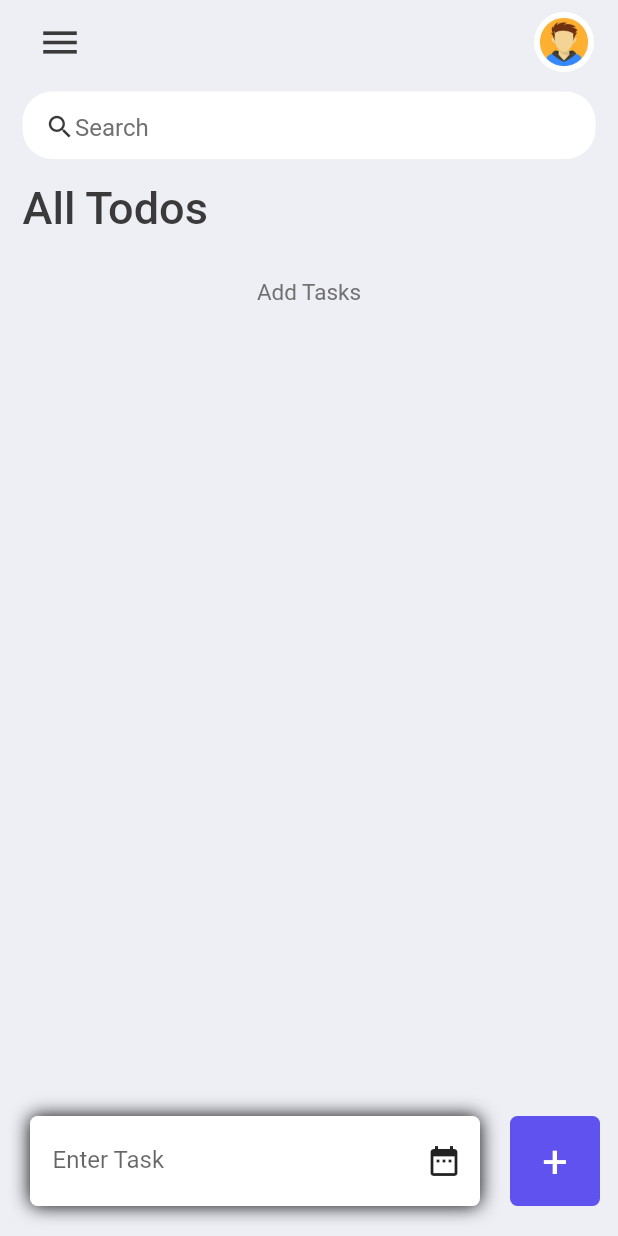
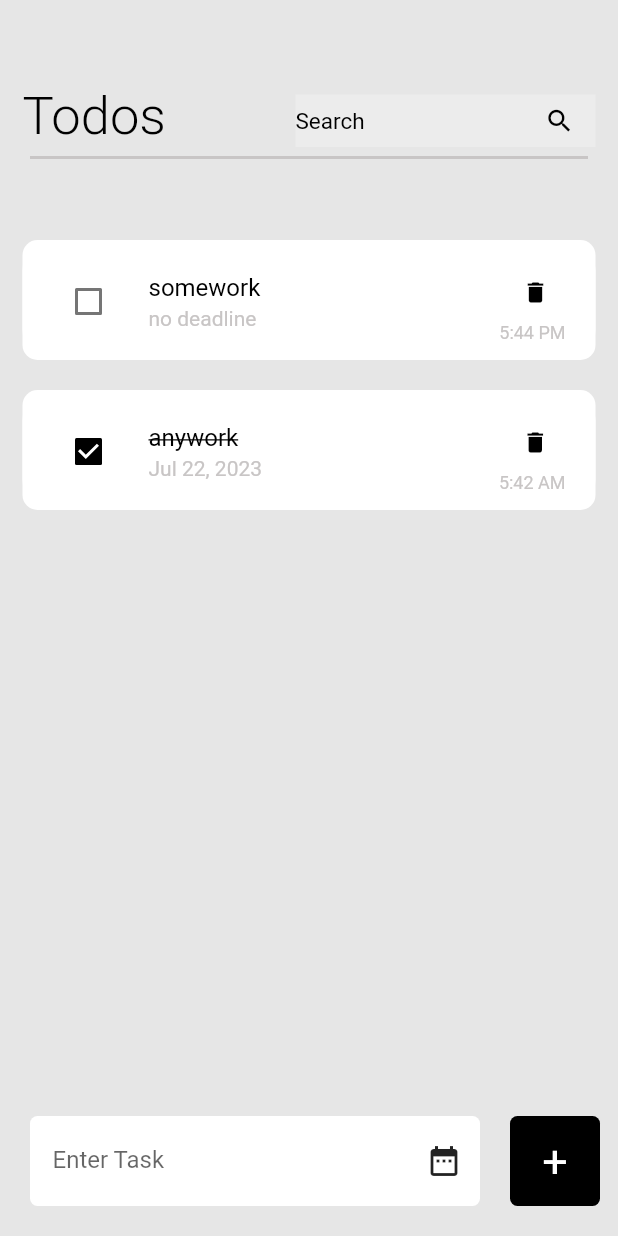
Before and after one commit to SankalpGithub/todoapp, a Flutter app: the screen it shows after launch, on a phone screen of 412 x 824 dp. Run offline on Flutter 3.47's test engine with Material 2 defaults, Android fonts, the phone set to English and light mode, and no system bars; our stand-ins replace fluttertoast, hive_flutter; accounts and stored records are empty.

Commit message:
ui/local database/bottombar

```diff
--- a/lib/colors.dart
+++ /dev/null
@@ -1,6 +0,0 @@
-import 'package:flutter/material.dart';
-const Color my_bg = Color(0xFFEEEFF5);
-const Color my_black = Color(0xFF3A3A3A);
-const Color my_grey = Color(0xFF717171);
-const Color my_blue = Color(0xFF5F52EE);
-const Color my_red = Color(0xFFDA4040);
--- a/lib/home.dart
+++ /dev/null
@@ -1,269 +0,0 @@
-import 'package:chat_app/model/todo.dart';
-import 'package:flutter/material.dart';
-import 'colors.dart';
-import 'package:intl/intl.dart';
-import 'package:chat_app/widgets/todo_items.dart';
-import 'package:fluttertoast/fluttertoast.dart';
-import 'package:shared_preferences/shared_preferences.dart';
-
-class Home extends StatefulWidget {
-  Home({Key? key}) : super(key: key);
-  @override
-  State<Home> createState() => _HomeState();
-}
-
-class _HomeState extends State<Home> {
-  final todolist = ToDo.todolist();
-  List<ToDo> foundtodo = [];
-  final todocontroller = TextEditingController();
-  late DateTime time;
-  late String date;
-  String deadline = "";
-
-  @override
-  void initState() {
-    foundtodo = todolist;
-  }
-
-  @override
-  Widget build(BuildContext context) {
-    return Scaffold(
-      backgroundColor: my_bg,
-      appBar: buildAppBar(),
-      body: Column(
-        children: [
-          //search box
-          Container(
-            width: 450,
-            height: 50,
-            padding: EdgeInsets.only(top: 5, right: 15, left: 15),
-            color: my_bg,
-            child: searchbox(),
-          ),
-          //todo text
-          Container(
-            margin: EdgeInsets.only(bottom: 15),
-            padding: EdgeInsets.symmetric(horizontal: 15, vertical: 15),
-            color: my_bg,
-            width: 450,
-            child: Text(
-              "All Todos",
-              style: TextStyle(
-                fontSize: 30,
-                color: my_black,
-                fontWeight: FontWeight.w500,
-              ),
-            ),
-          ),
-          //if empty
-          if (todolist.isEmpty)
-            Container(
-              child: Text(
-                'Add Tasks',
-                style: TextStyle(
-                  fontSize: 15,
-                  color: my_grey,
-                ),
-              ),
-            ),
-          Container(
-            child: Expanded(
-                child: Container(
-                  margin: EdgeInsets.symmetric(horizontal: 15),
-                  height: 500,
-                  child: ListView(
-                    children: [
-                      for (ToDo todo in foundtodo.reversed)
-                        todoitem(
-                          todo: todo,
-                          onTodochange: handleTodoChange,
-                          onDeleteItem: deleteToDoItems,
-                        ),
-                    ],
-                  ),
-                )),
-          ),
-          //input
-          Row(
-            children: [
-              Container(
-                height: 60,
-                width: 300,
-                padding: EdgeInsets.only(left: 15),
-                margin: EdgeInsets.only(right: 20, left: 20, bottom: 20),
-                decoration: BoxDecoration(
-                    color: Colors.white,
-                    borderRadius: BorderRadius.circular(5),
-                    boxShadow: [
-                      BoxShadow(
-                        color: Colors.black,
-                        blurRadius: 10,
-                      )
-                    ]),
-                child: Center(
-                  child: Row(
-                    children: [
-                      Container(
-                        height: 50,
-                        width: 237,
-                        child: TextField(
-                          decoration: InputDecoration(
-                              hintText: "Enter Task", border: InputBorder.none),
-                          controller: todocontroller,
-                        ),
-                      ),
-                      IconButton(
-                          onPressed: () async {
-                            DateTime? datepicker = await showDatePicker(
-                                context: context,
-                                initialDate: DateTime.now(),
-                                firstDate: DateTime.now(),
-                                lastDate: DateTime(2023 + 100));
-
-                            deadline = DateFormat.yMMMd()
-                                .format(datepicker!)
-                                .toString();
-                          },
-                          icon: Icon(Icons.date_range))
-                    ],
-                  ),
-                ),
-              ),
-              Container(
-                height: 60,
-                width: 60,
-                margin: EdgeInsets.only(bottom: 20),
-                decoration: BoxDecoration(
-                    color: my_blue, borderRadius: BorderRadius.circular(5)),
-                child: TextButton(
-                  child: Text(
-                    "+",
-                    style: TextStyle(
-                      color: Colors.white,
-                      fontSize: 30,
-                      fontWeight: FontWeight.w400,
-                    ),
-                  ),
-                  onPressed: () {
-                    if (todocontroller.text.isEmpty) {
-                      Fluttertoast.showToast(
-                          msg: "Enter your task",
-                          toastLength: Toast.LENGTH_SHORT,
-                          gravity: ToastGravity.TOP,
-                          timeInSecForIosWeb: 1,
-                          backgroundColor: Colors.grey,
-                          textColor: Colors.white,
-                          fontSize: 16.0
-                      );
-                    }else {
-                      print(todolist);
-                      time = DateTime.now();
-                      date = DateFormat('jm').format(time);
-                      addItems(todocontroller.text.toString());
-                    }
-
-                  },
-                ),
-              ),
-            ],
-          )
-        ],
-      ),
-    );
-  }
-
-  void runFilter(String keywords) {
-    List<ToDo> result = [];
-    if (keywords.isEmpty) {
-      result = todolist;
-    } else {
-      result = todolist
-          .where((item) =>
-          item.todotext!.toLowerCase().contains(keywords.toLowerCase()))
-          .toList();
-    }
-    setState(() {
-      foundtodo = result;
-    });
-  }
-
-  void addItems(String todo){
-    if(deadline == ""){
-      deadline = "no deadline";
-    }
-
-    setState(() {
-      todolist.add(ToDo(
-          id: DateTime
-              .now()
-              .millisecondsSinceEpoch
-              .toString(),
-          todotext: todo,
-          date: date,
-          deadline: deadline));
-
-    });
-    todocontroller.clear();
-    deadline = "";
-  }
-
-  void deleteToDoItems(String id) {
-    setState(() {
-      todolist.removeWhere((item) => item.id == id);
-    });
-  }
-
-  void handleTodoChange(ToDo todo) {
-    setState(() {
-      todo.isDone = !todo.isDone;
-    });
-  }
-
-  Container searchbox() {
-    return Container(
-      padding: EdgeInsets.symmetric(horizontal: 15),
-      decoration: BoxDecoration(
-          color: Colors.white, borderRadius: BorderRadius.circular(20)),
-      child: TextField(
-        onChanged: (value) => runFilter(value),
-        decoration: InputDecoration(
-            contentPadding: EdgeInsets.all(0),
-            prefixIcon: Icon(
-              Icons.search,
-              color: my_black,
-              size: 20,
-            ),
-            prefixIconConstraints: BoxConstraints(maxHeight: 18, maxWidth: 25),
-            border: InputBorder.none,
-            hintText: 'Search',
-            hintStyle: TextStyle(color: my_grey)),
-      ),
-    );
-  }
-
-  AppBar buildAppBar() {
-
-    return AppBar(
-      backgroundColor: my_bg,
-      elevation: 0,
-      title: Row(
-        mainAxisAlignment: MainAxisAlignment.spaceBetween,
-        children: [
-          IconButton(
-              onPressed: () {},
-              icon: Icon(Icons.menu,
-                color: my_black,
-                size: 30,)
-          ),
-          Container(
-              height: 40,
-              width: 40,
-              child: ClipRRect(
-                borderRadius: BorderRadius.circular(20),
-                child: Image.asset("assets/images/avatar_2.jpg"),
-              ))
-        ],
-      ),
-    );
-  }
-}
--- /dev/null
+++ b/lib/model/colors.dart
@@ -0,0 +1,6 @@
+import 'package:flutter/material.dart';
+const Color my_bg = Color(0xFFE6E6E6);
+const Color my_black = Color(0xFF000000);
+const Color my_grey = Color(0xFFC8C5C5);
+const Color my_search = Color(0xFFECECEC);
+const Color my_red = Color(0xFFDA4040);
--- a/lib/model/todo.dart
+++ b/lib/model/todo.dart
@@ -1,17 +1,19 @@
+import 'package:hive_flutter/hive_flutter.dart';
 class ToDo{
-  String? id;
-  String? todotext;
-  String date;
-  String deadline;
-  bool isDone;
+  List todolist = [];
 
-  ToDo({required this.id,
-    required this.date,
-    required this.deadline,
-      required this.todotext,
-      this.isDone = false});
+    final mybox = Hive.box('mybox');
 
-  static List<ToDo> todolist(){
-    return [];
+    void createInitialData() {
+      todolist = [
+        ["somework","no deadline","5:44 PM",false,"id"],
+        ["anywork","Jul 22, 2023","5:42 AM",true,"id1"],
+      ];
+    }
+    void loaddata(){
+      todolist = mybox.get("TODOLIST");
+    }
+    void updatedata(){
+      mybox.put("TODOLIST",todolist);
+    }
   }
-}
--- /dev/null
+++ b/lib/pages/home.dart
@@ -0,0 +1,293 @@
+
+import 'package:chat_app/model/todo.dart';
+import 'package:flutter/material.dart';
+import '../model/colors.dart';
+import 'package:intl/intl.dart';
+import 'package:hive_flutter/hive_flutter.dart';
+import 'package:chat_app/widgets/todo_items.dart';
+import 'package:fluttertoast/fluttertoast.dart';
+
+
+class Home extends StatefulWidget {
+  Home({Key? key}) : super(key: key);
+  @override
+  State<Home> createState() => _HomeState();
+}
+
+class _HomeState extends State<Home> {
+ ToDo td = ToDo();
+ List foundtodo = [];
+ final myBox = Hive.box('mybox');
+  final todocontroller = TextEditingController();
+  late String time = "";
+   String deadline = "";
+   FocusNode focus = FocusNode();
+   bool bottombar = true;
+
+  @override
+  void initState() {
+    if (myBox.get("TODOLIST") == null) {
+      td.createInitialData();
+    } else {
+      // there already exists data
+      td.loaddata();
+    }
+    foundtodo = td.todolist;
+  }
+
+
+ @override
+  void dispose() {
+    super.dispose();
+    focus.removeListener(() {bottombar = true;setState(() {
+    });});
+    focus.dispose();
+  }
+
+  @override
+  Widget build(BuildContext context) {
+    return Scaffold(
+        backgroundColor: my_bg,
+        body:
+      GestureDetector(
+          onTap: () {
+            FocusScope.of(context).requestFocus(new FocusNode());
+          },
+        child: SafeArea(
+          child: Column(
+              children: [
+                //search box
+                Container(
+
+                  padding: EdgeInsets.only(bottom: 2,right: 15,left: 15),
+                  height: 100,
+                  color: my_bg,
+                  child: Row(
+                    mainAxisAlignment: MainAxisAlignment.spaceBetween,
+                    crossAxisAlignment: CrossAxisAlignment.end,
+                    children: [
+                      Container(
+                        color: my_bg,
+                        child: Text(
+                          "Todos",
+                          style: TextStyle(
+                            fontSize: 35,
+                            color: my_black,
+                            fontWeight: FontWeight.w300,
+                          ),
+                        ),
+                      ),
+                      Container(
+                        width: 200,
+                        height: 35,
+                        color: my_bg,
+                        child: searchbox(),
+                      ),
+                    ],
+                  ),
+                ),
+                Divider(
+                  indent: 20,
+                  endIndent: 20,
+                  height: 10,
+                  color: my_grey,
+                  thickness: 2,
+                ),
+                //todo text
+                //if empty
+                if (td.todolist.isEmpty)
+                  Container(
+                    margin: EdgeInsets.only(top: 50),
+                    child: Text(
+                      'Add Tasks',
+                      style: TextStyle(
+                        fontSize: 15,
+                        color: my_black,
+                      ),
+                    ),
+                  ),
+                Container(
+                  child: Expanded(
+                      child: Container(
+                        margin: EdgeInsets.symmetric(horizontal: 15,vertical: 50),
+                        height: 500,
+                        child: ListView.builder(
+                          itemCount: foundtodo.length,
+                          itemBuilder: (BuildContext context, int index) {
+                            return todoitem(
+                                taskname: foundtodo[index][0],
+                                date: foundtodo[index][1],
+                                time: foundtodo[index][2],
+                                index: index,
+                                iscomplete: foundtodo[index][3],
+                                onChanged: (value) => handleTodoChange(value, index),
+                                deleteFunction: deleteFunction);
+                          },
+
+                        ),
+                      )),
+                ),
+                //input
+
+                //
+                 Visibility(
+                   visible: bottombar,
+                   child: Row(
+                   children: [
+                   Container(
+              height: 60,
+            width: 300,
+            padding: EdgeInsets.only(left: 15),
+            margin: EdgeInsets.only(right: 20, left: 20, bottom: 20),
+            decoration: BoxDecoration(
+            color: Colors.white,
+            borderRadius: BorderRadius.circular(5),),
+            child: Center(
+            child: Row(
+            children: [
+            Container(
+            height: 50,
+            width: 237,
+            child: TextField(
+            decoration: InputDecoration(
+            hintText: "Enter Task", border: InputBorder.none),
+            controller: todocontroller,),),
+            IconButton(
+            onPressed: () async {
+            DateTime? datepicker = await showDatePicker(
+            context: context,
+            initialDate: DateTime.now(),
+            firstDate: DateTime.now(),
+            lastDate: DateTime(2023 + 100));
+
+            deadline = DateFormat.yMMMd()
+                .format(datepicker!)
+                .toString();
+            },
+            icon: Icon(Icons.date_range))
+            ],
+            ),
+            ),
+            ),
+
+            Container(
+            height: 60,
+            width: 60,
+            margin: EdgeInsets.only(bottom: 20),
+            decoration: BoxDecoration(
+            color: my_black, borderRadius: BorderRadius.circular(5)),
+            child: TextButton(
+            child: Text(
+            "+",
+            style: TextStyle(
+            color: Colors.white,
+            fontSize: 30,
+            fontWeight: FontWeight.w400,
+            ),
+            ),
+            onPressed: () {
+            if(todocontroller.text.isEmpty){
+            Fluttertoast.showToast(
+            msg: "Enter some task",
+            toastLength: Toast.LENGTH_SHORT,
+            gravity: ToastGravity.TOP,
+            timeInSecForIosWeb: 1,
+            backgroundColor: my_grey,
+            textColor: Colors.white,
+            fontSize: 16.0
+            );
+            }else{
+            time = DateFormat("jm").format(DateTime.now());
+            addItems(todocontroller.text.toString());
+              }
+                },
+                    ),
+                      ),
+                        ],
+                          ),
+                 )
+                ],
+              ),
+        ),
+        ),
+        );
+    }
+
+
+  void addItems(String todo){
+    if(deadline == ""){
+      deadline = "no deadline";
+    }
+    setState(() {
+      td.todolist.add(
+          [todo,deadline,time,false,DateTime.now()]
+      );
+    deadline = "";
+    });
+    todocontroller.clear();
+    td.updatedata();
+  }
+
+  Container searchbox() {
+    return Container(
+      decoration: BoxDecoration(
+          color: my_search),
+      child: Focus(
+        onFocusChange: (value) => bottom(value),
+        child: TextField(
+          onChanged: (value) => runFilter(value),
+          focusNode: focus,
+          decoration: InputDecoration(
+              suffixIcon: Icon(
+                Icons.search,
+                color: my_black,
+                size: 20,
+              ),
+              prefixIconConstraints: BoxConstraints(maxHeight: 18, maxWidth: 25),
+              border: InputBorder.none,
+              hintText: 'Search',
+              hintStyle: TextStyle(color: my_black,fontSize: 15)),
+        ),
+      ),
+    );
+  }
+
+  handleTodoChange(bool? value, int index) {
+    setState(() {
+      td.todolist[index][3] = !td.todolist[index][3];
+    });
+    td.updatedata();
+  }
+
+  deleteFunction(int index) {
+    setState(() {
+      td.todolist.removeAt(index);
+    });
+    td.updatedata();
+  }
+
+  runFilter(String keywords) {
+    List result = [];
+    if (keywords.isEmpty) {
+      result = td.todolist;
+    } else {
+      for(int i = 0;i <td.todolist.length;i++){
+        if(td.todolist[i][0].contains(keywords)){
+          result.add(td.todolist[i]);
+        }
+      }
+    }
+    setState(() {
+      foundtodo = result;
+    });
+  }
+
+  void bottom(bool value){
+    if(value){
+      bottombar = false;
+    }else{
+      bottombar = true;
+    }
+    setState(() {});
+  }
+}
--- a/lib/widgets/todo_items.dart
+++ b/lib/widgets/todo_items.dart
@@ -1,41 +1,64 @@
-import 'package:chat_app/colors.dart';
-import 'package:chat_app/home.dart';
+import 'package:chat_app/model/colors.dart';
+import 'package:chat_app/pages/home.dart';
 import 'package:flutter/material.dart';
-import '../model/todo.dart';
+import 'package:chat_app/model/todo.dart';
+
 class todoitem extends StatelessWidget {
-  final ToDo todo;
-  final onTodochange;
-  final onDeleteItem;
-  const todoitem({Key? key,required this.todo,required this.onTodochange,required this.onDeleteItem}) : super(key: key);
+  final String taskname;
+  final String date;
+  final String time;
+  final int index;
+  final bool iscomplete;
+  Function(bool?)? onChanged;
+  final deleteFunction;
 
 
+  todoitem({
+    super.key,
+    required this.taskname,
+    required this.date,
+    required this.time,
+    required this.index,
+    required this.iscomplete,
+    required this.onChanged,
+    required this.deleteFunction,
+  });
+  ToDo td = ToDo();
   @override
   Widget build(BuildContext context) {
     return
       Container(
+
       margin: EdgeInsets.only(bottom: 20),
       child: Container(
+        decoration: BoxDecoration(
+          borderRadius: BorderRadius.circular(10),
+          color: Colors.white,
+        ),
         height: 80,
         child: ListTile(
-        onTap: (){
-          onTodochange(todo);
-        },
         shape: RoundedRectangleBorder(borderRadius: BorderRadius.circular(20)),
           contentPadding: EdgeInsets.symmetric(horizontal: 20,vertical: 5),
         tileColor: Colors.white,
-          leading: Icon(todo.isDone?Icons.check_box:Icons.check_box_outline_blank,
-            color: my_blue,
+          leading:  Checkbox(
+            value: iscomplete,
+            onChanged: onChanged,
+            activeColor: Colors.black,
           ),
-            title:Text(
-                todo.todotext!,
+
+
+            title:Text(taskname,
             style: TextStyle(
               fontSize: 16,
               color: my_black,
-              decoration:todo.isDone? TextDecoration.lineThrough:null,
+              decoration:iscomplete?TextDecoration.lineThrough:TextDecoration.none,
             ),),
+
+
           subtitle: Text(
-            todo.deadline
-          ),
+              date,style: TextStyle(color: my_grey),),
+
+
             trailing: Column(
               children: [
                 Container(
@@ -43,22 +66,23 @@ class todoitem extends StatelessWidget {
                 height: 30,
                   width: 30,
                   decoration: BoxDecoration(
-                    color:my_red,
+                    color:Colors.white,
                     borderRadius:BorderRadius.circular(5)
                   ),
                   child: IconButton(
-                    color: Colors.white,
+                    color: my_black,
                     iconSize: 18,
                     icon: Icon(Icons.delete),
-                    onPressed: (){
-                      onDeleteItem(todo.id);
-                  },
+                    onPressed:(){
+                     deleteFunction(index);
+                    },
                   ),
         ),
+
                 Container(
                   margin: EdgeInsets.only(top: 2),
                   child: Text(
-                    todo.date.toString(),style: TextStyle(fontSize: 12,color:Colors.grey),
+                    time,style: TextStyle(fontSize: 12,color:my_grey),
                   ),
                 ),
               ],
--- a/pubspec.yaml
+++ b/pubspec.yaml
@@ -50,6 +50,7 @@ dev_dependencies:
   fluttertoast: ^8.2.2
   shared_preferences: ^2.2.0
   intl: ^0.18.1
+  hive_flutter: ^1.1.0
 
 # For information on the generic Dart part of this file, see the
 # following page: https://dart.dev/tools/pub/pubspec
```
Also changed, not shown: lib/main.dart (+5 -2 lines), pubspec.lock, 1 other file.
